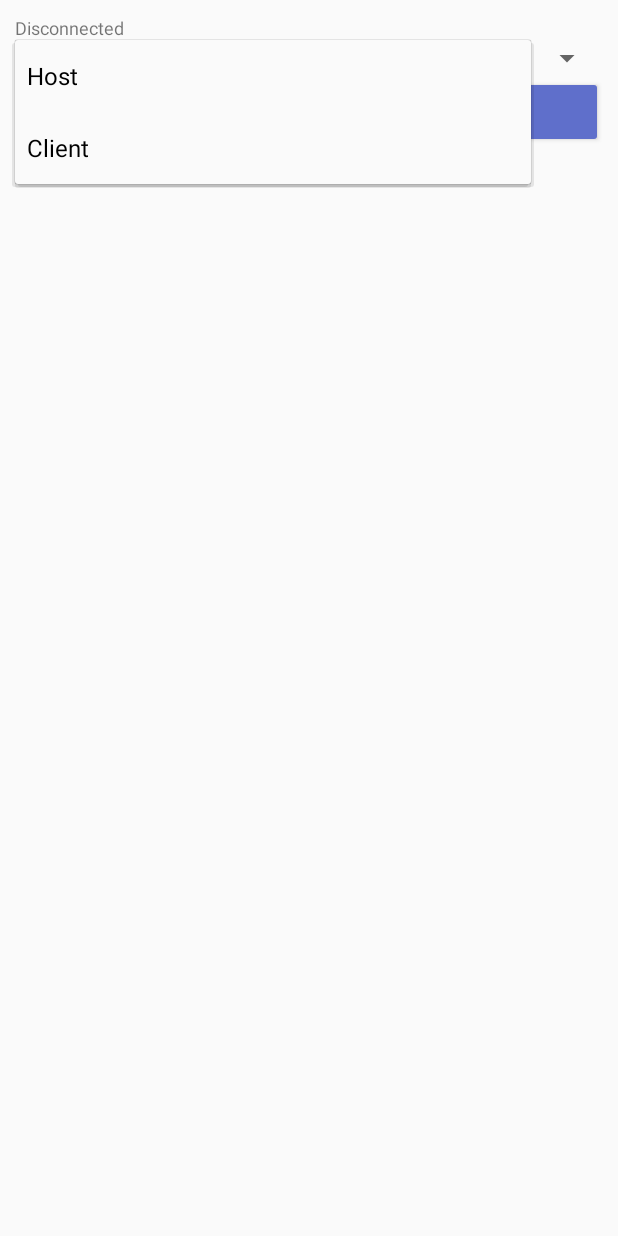
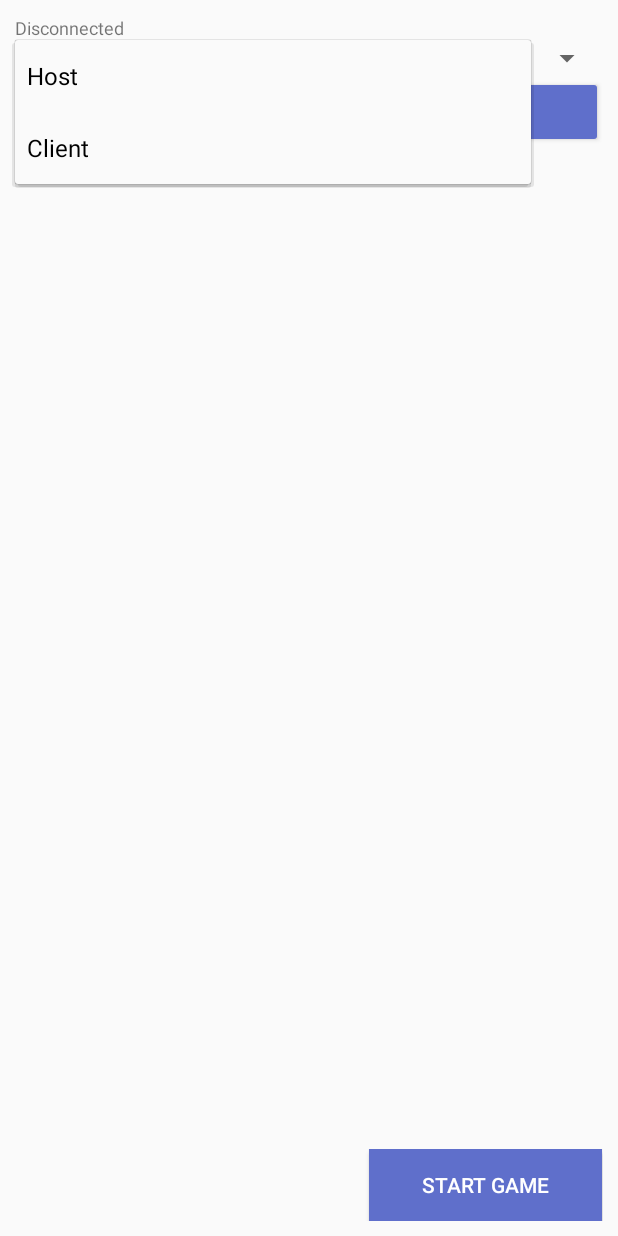
Before and after one commit to MyGodItsFull0fStars/sternenkrieg, an Android app: the Networking screen opened directly, with no data from a screen before it, after a tap on "Host", on a phone screen of 412 x 824 dp. Run offline under Robolectric (Android 15) with nearby library versions, the phone set to English and light mode, and no system bars; 3 statements that could not run were skipped.

Commit message:
Changes in wifi layout

```diff
--- a/app/src/main/java/com/example/rebelartstudios/sternenkrieg/Networking.java
+++ b/app/src/main/java/com/example/rebelartstudios/sternenkrieg/Networking.java
@@ -56,9 +56,9 @@ public class Networking extends AppCompatActivity implements GoogleApiClient.Con
 
     private static final long CONNECTION_TIME_OUT = 10000L;
 
-    //Wifi or Ethernet for TVs
-    private static int[] NETWORK_TYPES = {ConnectivityManager.TYPE_WIFI,
-            ConnectivityManager.TYPE_ETHERNET };
+
+    private static int[] NETWORK_TYPES = {ConnectivityManager.TYPE_WIFI};
+    // deleted ConnectivityManager.TYPE_ETHERNET
 
     @Override
     protected void onCreate(Bundle savedInstanceState) {
@@ -119,6 +119,8 @@ public class Networking extends AppCompatActivity implements GoogleApiClient.Con
         mTypeSpinner.setAdapter(adapter);
     }
 
+
+    // TODO: 09/05/2017
     private void setupMessageList() {
         mMessageAdapter = new ArrayAdapter<String>( this, android.R.layout.simple_list_item_1 );
         mListView.setAdapter( mMessageAdapter );
--- a/app/src/main/res/layout/activity_wifi.xml
+++ b/app/src/main/res/layout/activity_wifi.xml
@@ -42,26 +42,23 @@
         android:layout_height="wrap_content"
         android:layout_alignParentBottom="true"
         android:orientation="horizontal"
-        android:visibility="gone">
+        android:visibility="visible">
 
         <android.support.design.widget.TextInputLayout
             android:layout_width="0dp"
             android:layout_height="wrap_content"
             android:layout_weight="3">
 
-            <EditText
-                android:id="@+id/edit_text_send"
-                android:layout_width="match_parent"
-                android:layout_height="wrap_content"
-                android:hint="Send a message" />
+        </android.support.design.widget.TextInputLayout>
 
-        </android.support.design.widget.TextInputLayout>
         <Button
             android:id="@+id/button_send"
-            android:layout_width="0dp"
+            android:layout_width="wrap_content"
             android:layout_height="wrap_content"
-            android:layout_weight="1"
-            android:text="@string/send" />
+            android:layout_weight="0.86"
+            android:background="@color/colorPrimary"
+            android:text="Start Game"
+            android:textColor="@color/common_signin_btn_dark_text_default" />
 
     </LinearLayout>
 
```
